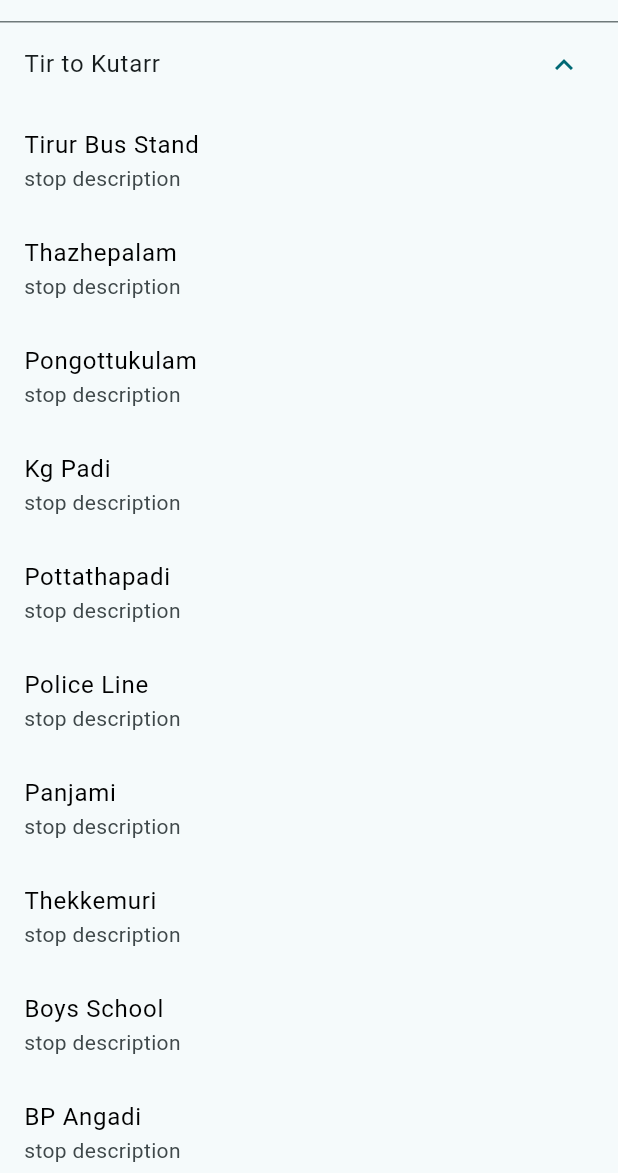
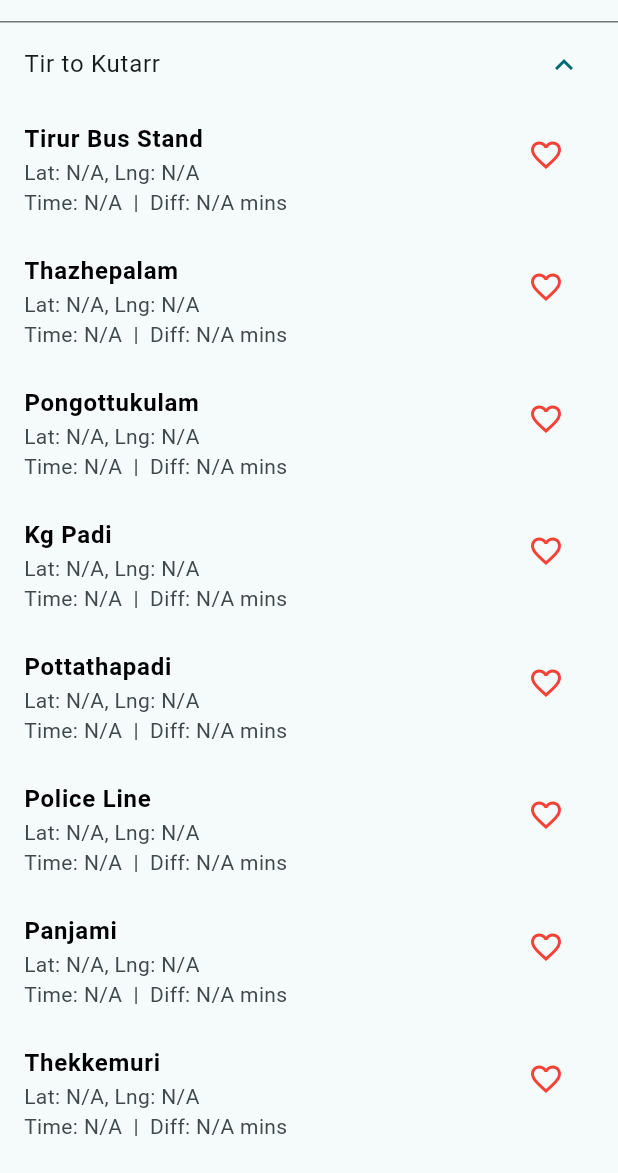
Before and after one commit to jShubh-AD/Bus_Tracking, a Flutter app: the screen it shows after launch, after a tap on "Tir to Kutarr", on a phone screen of 412 x 824 dp, the part 63-1236 px from its top. Run offline on Flutter 3.47's test engine with Material 3 defaults, Android fonts, the phone set to English and light mode, and no system bars; our stand-ins replace bloc, equatable, flutter_bloc, shared_preferences.

```diff
--- /dev/null
+++ b/lib/core/share_prederence/share_preferences.dart
@@ -0,0 +1,24 @@
+import 'package:shared_preferences/shared_preferences.dart';
+
+class SharePreference {
+
+  static SharedPreferences? _prefs;
+
+  static Future init() async {
+    _prefs = await SharedPreferences.getInstance();
+  }
+
+  static List<String> getFavorites() {
+    return _prefs?.getStringList('favorites') ?? [];
+  }
+
+  static Future<void> toggleFavorite(String stopName) async {
+    final favs = getFavorites();
+    if (favs.contains(stopName)) {
+      favs.remove(stopName);
+    } else {
+      favs.add(stopName);
+    }
+    await _prefs?.setStringList('favorites', favs);
+  }
+}
--- a/lib/features/dashboard/presentation/view/homepage.dart
+++ b/lib/features/dashboard/presentation/view/homepage.dart
@@ -1,3 +1,4 @@
+import 'package:bus_tracking/core/share_prederence/share_preferences.dart';
 import 'package:bus_tracking/features/dashboard/presentation/bloc/dashboard_cubit.dart';
 import 'package:bus_tracking/features/search/search_page.dart';
 import 'package:flutter_bloc/flutter_bloc.dart';
@@ -12,168 +13,136 @@ class Homepage extends StatefulWidget {
 }
 
 class _HomepageState extends State<Homepage> {
+  List<String> favorites = [];
+
 
   @override
-  void initState () {
+  void initState() {
     super.initState();
+    _getAllFavStops();
     context.read<DashboardCubit>().fetchBusStops();
+  }
 
+  Future<void> _getAllFavStops() async {
+    final favs = await SharePreference.getFavorites();
+    setState(() {
+      favorites = favs;
+    });
   }
 
   @override
   Widget build(BuildContext context) {
     return Scaffold(
       appBar: AppBar(
-        title: Text('Bus Track'),
+        title: const Text('Bus Track'),
         actions: [
-          IconButton(onPressed: (){
-            Navigator.push(context, CupertinoPageRoute(builder: (context) => SearchPage()));
-          }, icon: Icon(Icons.search)),
-          SizedBox(width: 10,)
+          IconButton(
+            onPressed: () {
+              Navigator.push(
+                context,
+                CupertinoPageRoute(builder: (context) => const SearchPage()),
+              );
+            },
+            icon: const Icon(Icons.search),
+          ),
+          const SizedBox(width: 10),
         ],
       ),
       body: SingleChildScrollView(
-        child: BlocBuilder<DashboardCubit, DashboardState>(builder: (context, state) {
-           if(state is DashboardLoading || state is DashboardInitial){
-            return Center(
-              child: CircularProgressIndicator(
-                color: Colors.black,
-              ),
+        child: BlocBuilder<DashboardCubit, DashboardState>(
+          builder: (context, state) {
+            if (state is DashboardLoading || state is DashboardInitial) {
+              return const Center(
+                child: CircularProgressIndicator(color: Colors.black),
               );
             }
-           if(state is DashboardLoaded){
 
+            if (state is DashboardLoaded) {
               final data = state.busStops;
 
               return Column(
                 children: [
-                 ExpansionTile(
-                   title: Text('Tir to Kutarr'),
+                  _buildRouteTile("Tir to Kutarr", data['tirTOkutarr']),
+                  _buildRouteTile("Tir to Ktkarr", data['tirtoktkarr']),
+                  _buildRouteTile("Tir to Kuttp", data['tirTOkuttp']),
+                  _buildRouteTile("Ktkl to Tir", data['ktklTotir']),
+                  _buildRouteTile("Tir to Ktkl", data['tirToktkl']),
+                ],
+              );
+            }
+
+            if (state is ErrorLoadingDashBoard) {
+              return Text(state.message);
+            } else {
+              return const SizedBox.shrink();
+            }
+          },
+        ),
+      ),
+    );
+  }
+
+  Widget _buildRouteTile(String title, List<dynamic> stops) {
+    return ExpansionTile(
+      title: Text(title),
       children: [
         ListView.builder(
-                         physics: NeverScrollableScrollPhysics(),
+          physics: const NeverScrollableScrollPhysics(),
           shrinkWrap: true,
-                         itemCount: (data['tirTOkutarr'] as List).length,
-                         itemBuilder: (context, index){
-                           return ListTile(
-                             title: Text(data['tirTOkutarr'][index].toString(),style: TextStyle(color: Colors.black),),
-                             subtitle: Text("stop description"),
-                             onTap: (){
-                               // TODO : add navigation to details page
-                             },
-                           );
+          itemCount: stops.length,
+          itemBuilder: (context, index) {
+            final stop = stops[index];
+
+            // Normalize both string-only and map stops
+            final normalized = stop is String
+                ? {
+              'stopname': stop,
+              'latitude': 'N/A',
+              'longitude': 'N/A',
+              'stopTime': 'N/A',
+              'timedifference': 'N/A',
             }
-                     )
-                   ],
-                 ),
-                 ExpansionTile(
-                   title: Text('Tir to Ktkarr'),
-                   children: [
-                     ListView.builder(
-                       physics: NeverScrollableScrollPhysics(),
-                         shrinkWrap: true,
-                         itemCount: (data['tirtoktkarr'] as List).length,
-                         itemBuilder: (context, index){
-                           return ListTile(
-                             title: Text(data['tirtoktkarr'][index].toString(),style: TextStyle(color: Colors.black),),
-                             subtitle: Text("stop description"),
-                             onTap: (){
-                               // TODO : add navigation to details page
-                             },
-                           );
-                         }
-                     )
-                   ],
-                 ),
-                 ExpansionTile(
-                   title: Text('Tir to Kuttp'),
-                   children: [
-                     ListView.builder(
-                         physics: NeverScrollableScrollPhysics(),
-                         shrinkWrap: true,
-                         itemCount: (data['tirTOkuttp'] as List).length,
-                         itemBuilder: (context, index){
-                           final stop = data['tirTOkuttp'][index];
+                : {
+              'stopname': stop['stopname'] ?? 'Unknown',
+              'latitude': stop['latitude'] ?? 'N/A',
+              'longitude': stop['longitude'] ?? 'N/A',
+              'stopTime': (stop['stopTime']?.toString().isEmpty ?? true)
+                  ? 'N/A'
+                  : stop['stopTime'].toString(),
+              'timedifference': stop['timedifference'] ?? 'N/A',
+            };
+
+            final stopName = normalized['stopname'].toString();
 
             return ListTile(
               title: Text(
-                               stop['stopname'],
-                               style: TextStyle(fontWeight: FontWeight.bold, color: Colors.black),
+                stopName,
+                style: const TextStyle(
+                  fontWeight: FontWeight.bold,
+                  color: Colors.black,
+                ),
               ),
               subtitle: Text(
-                               "Lat: ${stop['latitude']}, Lng: ${stop['longitude']}\n"
-                                   "Time: ${stop['stopTime'].isEmpty ? 'N/A' : stop['stopTime']}  |  "
-                                   "Diff: ${stop['timedifference']} mins",
+                "Lat: ${normalized['latitude']}, Lng: ${normalized['longitude']}\n"
+                    "Time: ${normalized['stopTime']}  |  Diff: ${normalized['timedifference']} mins",
               ),
-                             isThreeLine: true, // so subtitle can take 2 lines
+              isThreeLine: true,
+              trailing: IconButton(
+                icon: Icon(
+                  favorites.contains(stopName)
+                      ? Icons.favorite
+                      : Icons.favorite_border,
+                  color: Colors.red,
+                ),
+                onPressed: () async {
+                  await SharePreference.toggleFavorite(stopName);
+                  await _getAllFavStops(); // reload favorites
+                },
+              ),
             );
-                         }
-                     )
-                   ],
-                 ),
-                 ExpansionTile(
-                   title: Text('Ktkl to Tir'),
-                   children: [
-                     ListView.builder(
-                         physics: NeverScrollableScrollPhysics(),
-                         shrinkWrap: true,
-                         itemCount: (data['ktklTotir'] as List).length,
-                         itemBuilder: (context, index){
-                           final stop = data['ktklTotir'][index];
-
-                           return ListTile(
-                             title: Text(
-                               stop['stopname'],
-                               style: TextStyle(fontWeight: FontWeight.bold, color: Colors.black),
-                             ),
-                             subtitle: Text(
-                               "Lat: ${stop['latitude']}, Lng: ${stop['longitude']}\n"
-                                   "Time: ${stop['stopTime'].isEmpty ? 'N/A' : stop['stopTime']}  |  "
-                                   "Diff: ${stop['timedifference']} mins",
-                             ),
-                             isThreeLine: true, // so subtitle can take 2 lines
-                           );
-                         }
-                     )
-                   ],
-                 ),
-                 ExpansionTile(
-                   title: Text('Tir to Ktkl'),
-                   children: [
-                     ListView.builder(
-                         physics: NeverScrollableScrollPhysics(),
-                         shrinkWrap: true,
-                         itemCount: (data['tirToktkl'] as List).length,
-                         itemBuilder: (context, index){
-                           final stop = data['tirToktkl'][index];
-
-                           return ListTile(
-                             title: Text(
-                               stop['stopname'],
-                               style: TextStyle(fontWeight: FontWeight.bold, color: Colors.black),
-                             ),
-                             subtitle: Text(
-                               "Lat: ${stop['latitude']}, Lng: ${stop['longitude']}\n"
-                                   "Time: ${stop['stopTime'].isEmpty ? 'N/A' : stop['stopTime']}  |  "
-                                   "Diff: ${stop['timedifference']} mins",
-                             ),
-                             isThreeLine: true, // so subtitle can take 2 lines
-                           );
-                         }
-                     )
-                   ],
+          },
         ),
       ],
     );
   }
-           if(state is ErrorLoadingDashBoard){
-             return Text(state.message);
 }
-           else {
-             return SizedBox.shrink();
-           }
-        })
-      ),
-    );
-  }
-}
--- a/lib/main.dart
+++ b/lib/main.dart
@@ -1,9 +1,14 @@
+import 'package:bus_tracking/core/share_prederence/share_preferences.dart';
 import 'package:bus_tracking/features/dashboard/presentation/bloc/dashboard_cubit.dart';
 import 'package:bus_tracking/features/dashboard/presentation/view/homepage.dart';
 import 'package:flutter/material.dart';
 import 'package:flutter_bloc/flutter_bloc.dart';
 
-void main() {
+void main() async{
+
+  WidgetsFlutterBinding.ensureInitialized();
+  await SharePreference.init();
+
   runApp(
     MultiBlocProvider(
       providers: [
```
Lines whose indentation alone changed are shown as unchanged.
